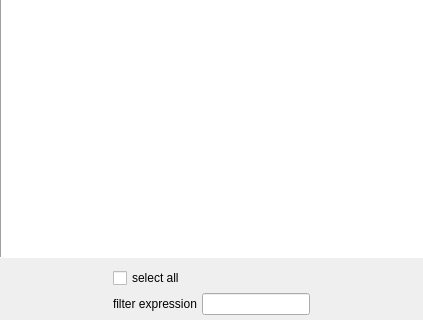
Qt form af/gui/sidebar/featuredlg.ui (manerotoni/afw) before a commit; both pictures show x 0 to 423 and y 274 to 594 of the 423 by 594 pixel window.
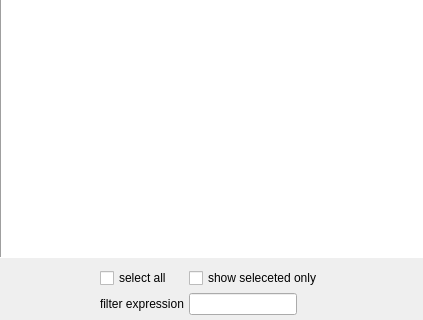
The same form after that commit. Custom widgets are drawn as their Qt base class.

Commit message: new filter option added

What changed in the file:
```diff
--- a/af/gui/sidebar/featuredlg.ui
+++ b/af/gui/sidebar/featuredlg.ui
@@ -76,6 +76,13 @@
        </property>
       </widget>
      </item>
+     <item row="1" column="1">
+      <widget class="QCheckBox" name="selectedOnly">
+       <property name="text">
+        <string>show seleceted only</string>
+       </property>
+      </widget>
+     </item>
     </layout>
    </item>
   </layout>
```
The commit also changes 1 other file.
